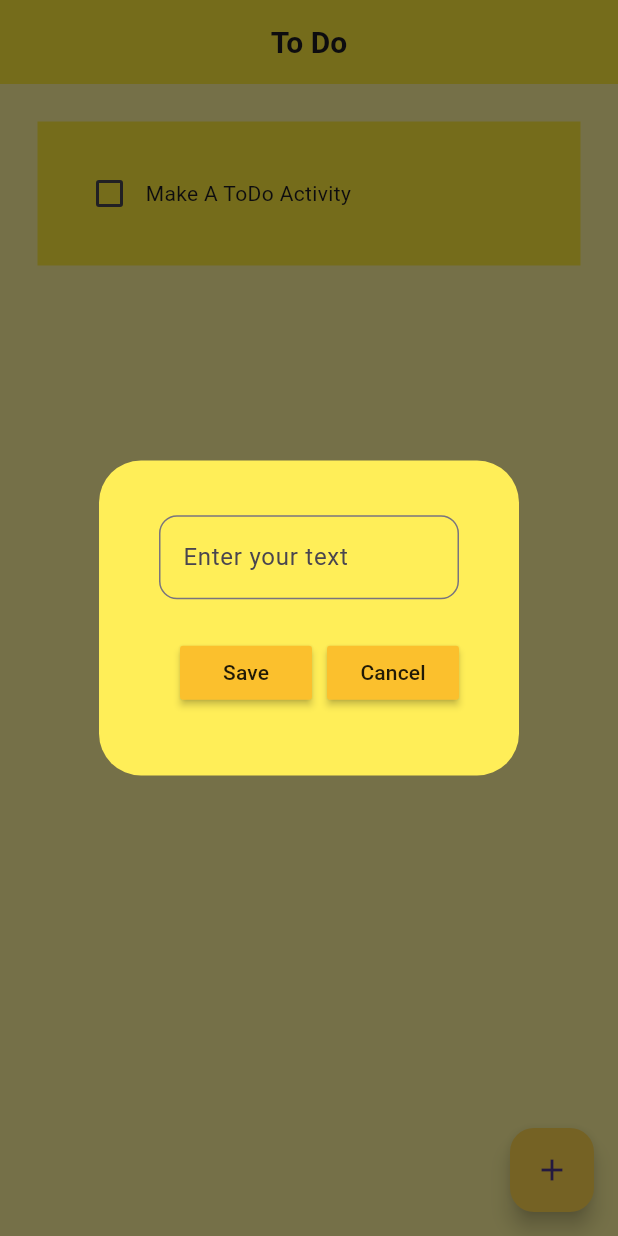
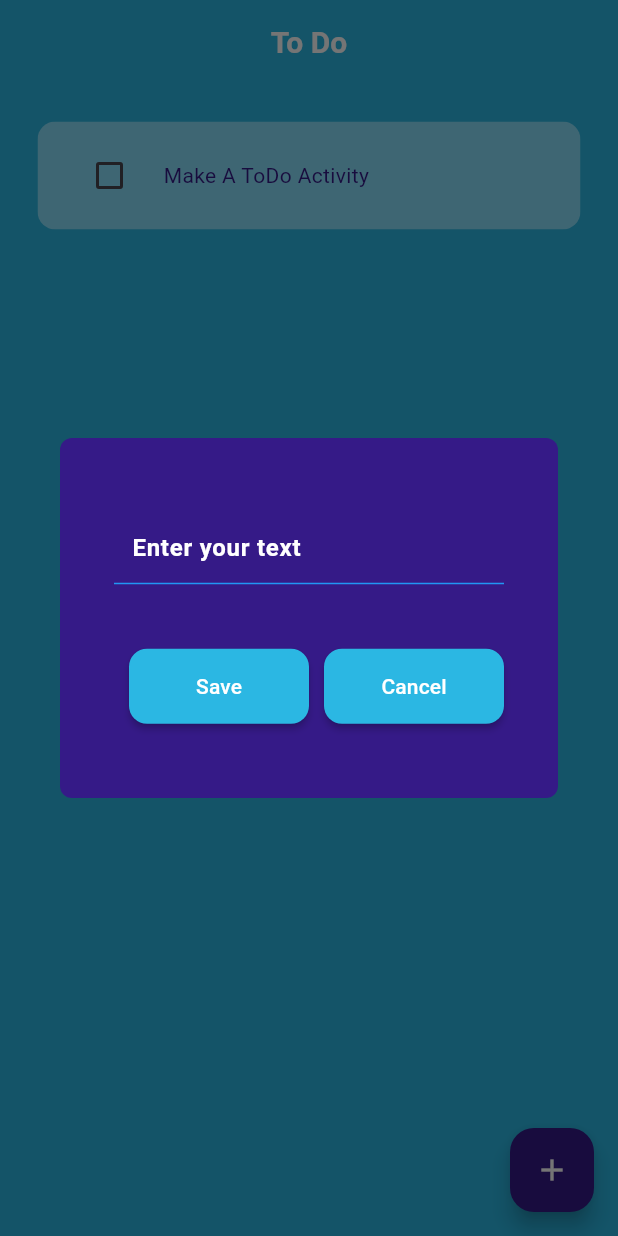
Before and after one commit to WUSLA-TEAM/Flutter-Todo_Wusla, a Flutter app: the screen it shows after launch, after a tap on the "add" icon, on a phone screen of 412 x 824 dp. Run offline on Flutter 3.47's test engine with Material 3 defaults, Android fonts, the phone set to English and light mode, and no system bars; drawn by our look-alikes of flutter_slidable; our stand-ins replace hive_flutter; accounts and stored records are empty.

Commit message:
changed little bug fix

```diff
--- a/lib/Screens/home_page.dart
+++ b/lib/Screens/home_page.dart
@@ -3,7 +3,6 @@ import 'package:hive_flutter/hive_flutter.dart';
 import 'package:wusla/components/dilog_box.dart';
 import 'package:wusla/components/todo_title.dart';
 import 'package:wusla/data/databse.dart';
-import 'package:wusla/main.dart';
 
 class Home extends StatefulWidget {
   const Home({Key? key, required this.themeColor}) : super(key: key);
@@ -51,12 +50,16 @@ class _HomeState extends State<Home> {
   }
 
   void saveNewTask() {
-    setState(() {
-      db.todoList.add([_controller.text, false]);
-      _controller.clear(); // Clear the text controller
-    });
-    Navigator.of(context).pop(); // Close the dialog
-    db.updateDatabse();
+    if (_controller.text.isNotEmpty) {
+      setState(() {
+        db.todoList.add([_controller.text, false]);
+        _controller.clear();
+      });
+      Navigator.of(context).pop();
+      db.updateDatabse();
+    } else {
+      //add new feture to make fun
+    }
   }
 
   void createNewTask() {
@@ -85,20 +88,26 @@ class _HomeState extends State<Home> {
     return MaterialApp(
       theme: _isDarkMode ? ThemeData.dark() : ThemeData.light(),
       home: Scaffold(
-        backgroundColor: _isDarkMode ? Colors.grey[700] : Colors.yellow[200],
+        backgroundColor: Color(0xFF2BB7E3),
         appBar: AppBar(
-          backgroundColor: widget.themeColor,
+          backgroundColor: Color(0xFF2BB7E3),
           title: const Center(
             child: Text(
               'To Do',
-              style: TextStyle(fontSize: 20, fontWeight: FontWeight.w700),
+              style: TextStyle(
+                  fontSize: 20,
+                  fontWeight: FontWeight.w700,
+                  color: Colors.white),
             ),
           ),
         ),
         floatingActionButton: FloatingActionButton(
           onPressed: createNewTask,
-          backgroundColor: Colors.amber[300],
-          child: const Icon(Icons.add),
+          backgroundColor: Color(0xFF351A87),
+          child: const Icon(
+            Icons.add,
+            color: Color(0xFFFFFFFF),
+          ),
         ),
         body: ListView.builder(
           itemCount: db.todoList.length,
--- a/lib/components/dilog_box.dart
+++ b/lib/components/dilog_box.dart
@@ -16,10 +16,15 @@ class DialogBox extends StatelessWidget {
   @override
   Widget build(BuildContext context) {
     return AlertDialog(
-      backgroundColor: Colors.yellow[400],
+      contentPadding: EdgeInsets.all(20),
+      backgroundColor: Color(0xFF351A87),
+      shape: RoundedRectangleBorder(
+        borderRadius: BorderRadius.circular(8),
+      ),
       content: Container(
-        height: 170,
-        padding: const EdgeInsets.all(16),
+        height: 200,
+        width: 900,
+        padding: const EdgeInsets.symmetric(vertical: 16, horizontal: 16),
         decoration: BoxDecoration(
           borderRadius: BorderRadius.circular(4),
         ),
@@ -28,11 +33,29 @@ class DialogBox extends StatelessWidget {
           children: [
             // TextField with the provided TextEditingController
             TextField(
+              style: const TextStyle(
+                  color: Color(0xFFFFFFFF), fontWeight: FontWeight.bold),
               decoration: InputDecoration(
-                border: OutlineInputBorder(
+                enabledBorder: const UnderlineInputBorder(
+                  borderSide: BorderSide(color: Colors.blue),
+                ),
+                focusedBorder: const UnderlineInputBorder(
+                  borderSide: BorderSide(
+                    color: Color(0xFF2BB7E3),
+                    width: 2,
+                  ), // Wider for focus
+                ),
+                contentPadding: const EdgeInsets.all(12),
+                border: UnderlineInputBorder(
                   borderRadius: BorderRadius.circular(12),
+                  borderSide: const BorderSide(
+                    style: BorderStyle.solid,
+                    color: Colors.blue,
+                    width: 2,
+                  ),
                 ),
                 hintText: 'Enter your text',
+                hintStyle: const TextStyle(color: Colors.white),
               ),
               controller: controller, // Use the provided controller
             ),
--- a/lib/components/mybutton.dart
+++ b/lib/components/mybutton.dart
@@ -13,9 +13,17 @@ class MyButton extends StatelessWidget {
   @override
   Widget build(BuildContext context) {
     return MaterialButton(
+      minWidth: 120,
+      height: 50,
+      shape: RoundedRectangleBorder(
+        borderRadius: BorderRadius.circular(12),
+      ),
       onPressed: onPressed,
-      color: Colors.yellow[700],
-      child: Text(text),
+      color: Color(0xFF2BB7E3),
+      child: Text(
+        text,
+        style: TextStyle(color: Colors.white),
+      ),
     );
   }
 }
--- a/lib/components/todo_title.dart
+++ b/lib/components/todo_title.dart
@@ -1,12 +1,11 @@
 import 'package:flutter/material.dart';
 import 'package:flutter_slidable/flutter_slidable.dart';
 
-// ignore: must_be_immutable
 class ToDoTile extends StatelessWidget {
   final String taskName;
   final bool taskCompleted;
-  Function(bool?)? onChanged;
-  Function(BuildContext)? deleteFunction;
+  final Function(bool?)? onChanged;
+  final Function(BuildContext)? deleteFunction;
 
   ToDoTile({
     Key? key,
@@ -20,40 +19,49 @@ class ToDoTile extends StatelessWidget {
   Widget build(BuildContext context) {
     return Padding(
       padding: const EdgeInsets.fromLTRB(25.0, 25, 25, 0),
+      child: ClipRRect(
+        borderRadius: BorderRadius.circular(12),
         child: Container(
-        color: Colors.yellow[500], // Set background color here
+          decoration: BoxDecoration(
+            borderRadius: taskCompleted
+                ? BorderRadius.circular(20)
+                : BorderRadius.circular(8),
+            color: Color.fromARGB(255, 136, 223, 250),
+          ),
           child: Slidable(
-          endActionPane: ActionPane(motion: StretchMotion(), children: [
+            endActionPane: ActionPane(
+              motion: StretchMotion(),
+              extentRatio: 0.2,
+              children: [
                 SlidableAction(
                   onPressed: deleteFunction,
                   icon: Icons.delete,
-              borderRadius: BorderRadius.only(
-                topRight: Radius.circular(20),
-                bottomRight: Radius.circular(20),
-              ),
                   backgroundColor: Colors.red.shade800,
                 )
-          ]),
+              ],
+            ),
             child: Container(
-            padding: const EdgeInsets.all(24),
-            decoration: BoxDecoration(
-              borderRadius: BorderRadius.circular(12),
+              padding: const EdgeInsets.symmetric(
+                horizontal: 24,
+                vertical: 12,
               ),
               child: Row(
                 children: [
-                // Checkbox
                   Checkbox(
                     value: taskCompleted,
                     onChanged: onChanged,
-                  activeColor: Colors.yellow[800],
+                    activeColor: Color(0xFF351A87),
                   ),
-                // Text
-                Text(
+                  SizedBox(width: 12),
+                  Expanded(
+                    child: Text(
                       taskName,
                       style: TextStyle(
                         decoration: taskCompleted
                             ? TextDecoration.lineThrough
                             : TextDecoration.none,
+                        color: Color(0xFF351A87),
+                      ),
                     ),
                   ),
                 ],
@@ -61,6 +69,7 @@ class ToDoTile extends StatelessWidget {
             ),
           ),
         ),
+      ),
     );
   }
 }
```
Lines whose indentation alone changed are shown as unchanged.
